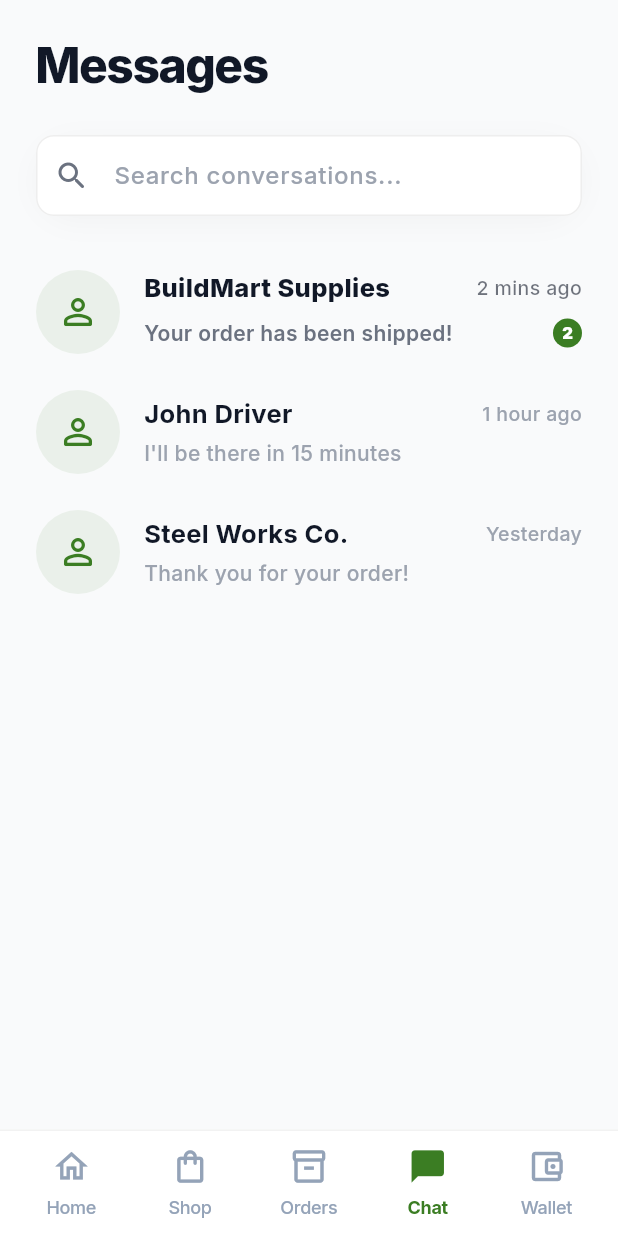
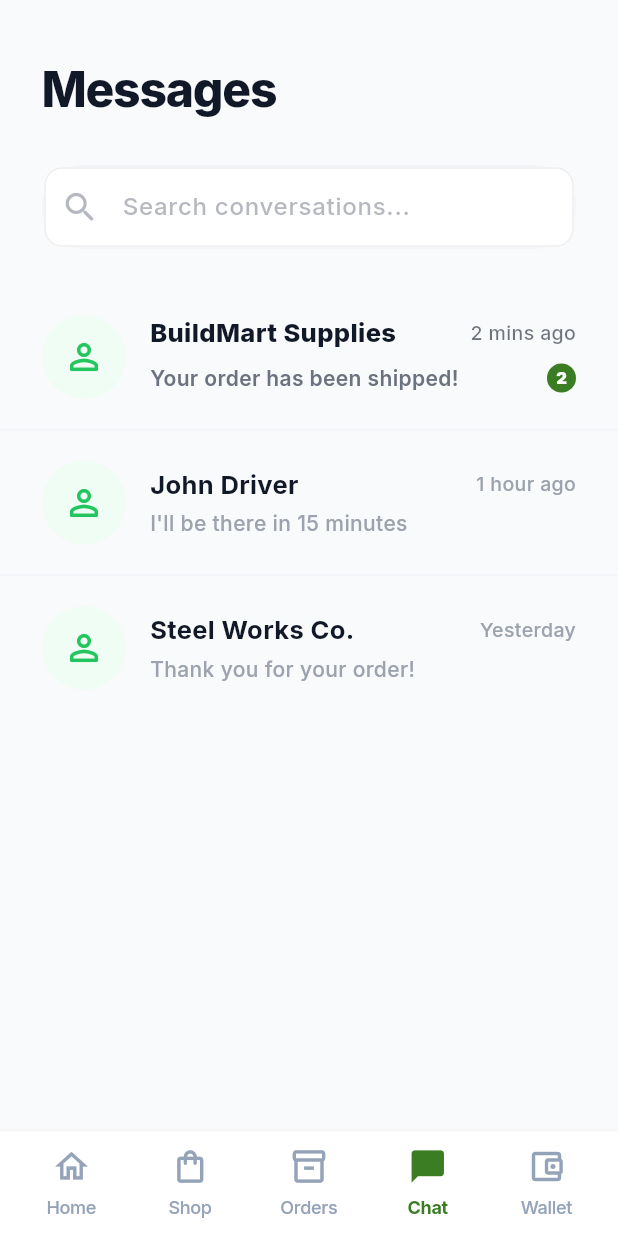
Before and after one commit to sudo-init-do/gopickup-frontend-v2, a Flutter app: the ChatListScreen screen opened by its route, on a phone screen of 412 x 824 dp. Run offline on Flutter 3.47's test engine with Material 3 defaults, Android fonts, the phone set to English and light mode, and no system bars; our stand-ins replace flutter_riverpod, go_router, google_fonts.

Commit message:
refactor: Update chat list UI with refined padding, search bar styling, and list item separators.

```diff
--- a/lib/src/features/shared/chat/chat_list_screen.dart
+++ b/lib/src/features/shared/chat/chat_list_screen.dart
@@ -25,7 +25,7 @@ class ChatListScreen extends ConsumerWidget {
           children: [
             // Header Section
             Padding(
-              padding: const EdgeInsets.fromLTRB(24, 20, 24, 16),
+              padding: const EdgeInsets.fromLTRB(28, 36, 28, 24),
               child: Column(
                 crossAxisAlignment: CrossAxisAlignment.start,
                 children: [
@@ -35,36 +35,30 @@ class ChatListScreen extends ConsumerWidget {
                       fontSize: 32,
                       fontWeight: FontWeight.w800,
                       color: kDarkTextColor,
-                      letterSpacing: -1,
+                      letterSpacing: -0.8,
                     ),
                   ),
-                  const SizedBox(height: 24),
+                  const SizedBox(height: 28),
                   // Search Bar
                   Container(
-                    height: 54,
+                    height: 56,
                     decoration: BoxDecoration(
                       color: Colors.white,
                       borderRadius: BorderRadius.circular(28),
-                      boxShadow: [
-                        BoxShadow(
-                          color: Colors.black.withOpacity(0.03),
-                          blurRadius: 15,
-                          offset: const Offset(0, 4),
-                        ),
-                      ],
+                      border: Border.all(color: const Color(0xFFF1F5F9), width: 1.5),
                     ),
                     child: TextField(
                       decoration: InputDecoration(
                         hintText: 'Search conversations...',
-                        hintStyle: const TextStyle(
-                          color: kLightTextColor,
+                        hintStyle: TextStyle(
+                          color: kMidTextColor.withOpacity(0.5),
                           fontSize: 16,
                           fontWeight: FontWeight.w500,
                         ),
-                        prefixIcon: const Icon(
+                        prefixIcon: Icon(
                           Icons.search_rounded,
-                          color: kMidTextColor,
-                          size: 24,
+                          color: kMidTextColor.withOpacity(0.5),
+                          size: 26,
                         ),
                         border: InputBorder.none,
                         contentPadding: const EdgeInsets.symmetric(vertical: 16),
@@ -77,9 +71,13 @@ class ChatListScreen extends ConsumerWidget {
 
             // Conversations List
             Expanded(
-              child: ListView.builder(
-                padding: const EdgeInsets.fromLTRB(24, 8, 24, 24),
+              child: ListView.separated(
+                padding: EdgeInsets.zero,
                 itemCount: chats.length,
+                separatorBuilder: (context, index) => Container(
+                  height: 1,
+                  color: const Color(0xFFF1F5F9),
+                ),
                 itemBuilder: (context, index) {
                   final chat = chats[index];
                   final otherUser = chat.participants.firstWhere((p) => p.id != 'me');
@@ -147,22 +145,21 @@ class _ChatListItem extends StatelessWidget {
   Widget build(BuildContext context) {
     return InkWell(
       onTap: onTap,
-      borderRadius: BorderRadius.circular(16),
       child: Padding(
-        padding: const EdgeInsets.symmetric(vertical: 12),
+        padding: const EdgeInsets.symmetric(horizontal: 28, vertical: 20),
         child: Row(
           children: [
             // Avatar
             Container(
               width: 56,
               height: 56,
-              decoration: BoxDecoration(
-                color: kBrandGreen.withOpacity(0.08),
+              decoration: const BoxDecoration(
+                color: Color(0xFFF0FDF4),
                 shape: BoxShape.circle,
               ),
-              child: Icon(
+              child: const Icon(
                 Icons.person_outline_rounded,
-                color: kBrandGreen,
+                color: Color(0xFF22C55E),
                 size: 28,
               ),
             ),
```
